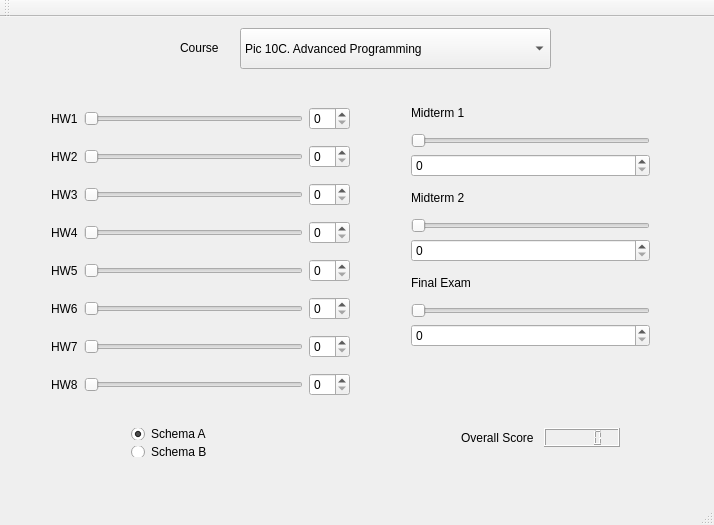
First picture: the form in GradeCalculator/gradecalculator.ui, repository ukmerry/PIC10C-GradeCalculator, before the edit.
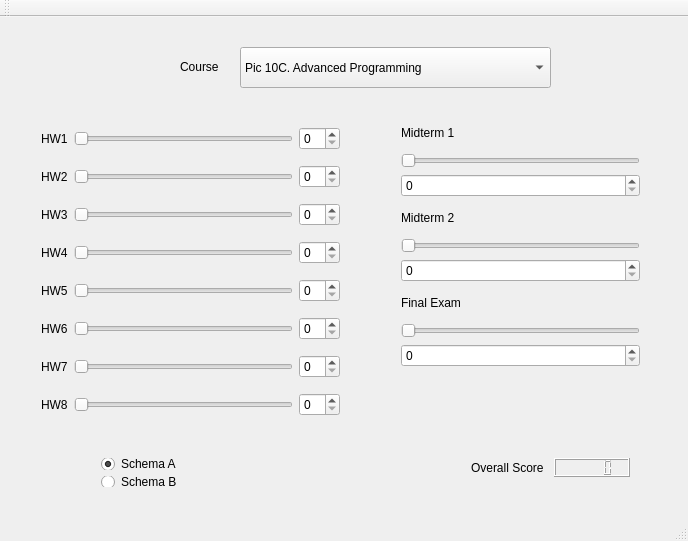
Second picture: the form after the edit.

```diff
--- a/GradeCalculator/gradecalculator.ui
+++ b/GradeCalculator/gradecalculator.ui
@@ -6,8 +6,8 @@
    <rect>
     <x>0</x>
     <y>0</y>
-    <width>714</width>
-    <height>525</height>
+    <width>688</width>
+    <height>541</height>
    </rect>
   </property>
   <property name="windowTitle">
@@ -17,8 +17,8 @@
    <widget class="QWidget" name="layoutWidget">
     <property name="geometry">
      <rect>
-      <x>450</x>
-      <y>400</y>
+      <x>460</x>
+      <y>430</y>
       <width>181</width>
       <height>41</height>
      </rect>
@@ -43,8 +43,8 @@
    <widget class="QStackedWidget" name="stackedWidget">
     <property name="geometry">
      <rect>
-      <x>20</x>
-      <y>40</y>
+      <x>10</x>
+      <y>60</y>
       <width>671</width>
       <height>351</height>
      </rect>
@@ -689,7 +689,7 @@
     <property name="geometry">
      <rect>
       <x>180</x>
-      <y>20</y>
+      <y>39</y>
       <width>61</width>
       <height>21</height>
      </rect>
@@ -702,7 +702,7 @@
     <property name="geometry">
      <rect>
       <x>240</x>
-      <y>11</y>
+      <y>30</y>
       <width>311</width>
       <height>41</height>
      </rect>
@@ -724,8 +724,8 @@
    <widget class="QWidget" name="layoutWidget">
     <property name="geometry">
      <rect>
-      <x>120</x>
-      <y>400</y>
+      <x>90</x>
+      <y>430</y>
       <width>101</width>
       <height>51</height>
      </rect>
```
Left out of the diff: 4 changed lines with no effect on the pictures.
